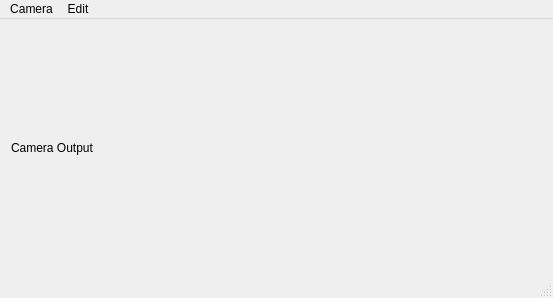
Above: GuiMainWindow.ui from msp301/track_camera before the change. Below: the same form after it.
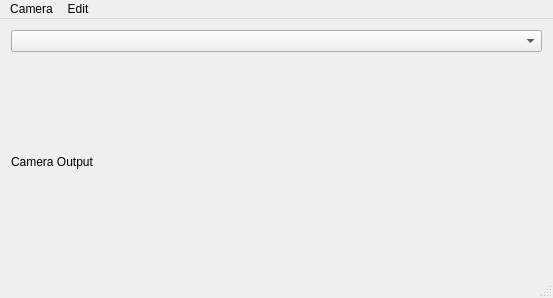
That is the form after the change.

Commit message:
Added device selection to UI
- Added combo-box to UI that displays all available serial ports/
  devices on the host machine
- StandController device port is updated when a new port has been
  selected on the UI

The edit to the form file:
```diff
--- a/GuiMainWindow.ui
+++ b/GuiMainWindow.ui
@@ -15,6 +15,9 @@
   </property>
   <widget class="QWidget" name="centralWidget">
    <layout class="QVBoxLayout" name="verticalLayout">
+    <item>
+     <widget class="QComboBox" name="cmb_device"/>
+    </item>
     <item>
      <widget class="QLabel" name="lbl_camera_output">
       <property name="autoFillBackground">
```
The commit also changes 5 other files.
